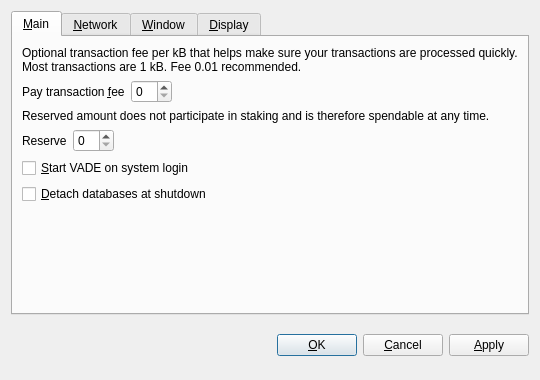
vashshawn/CorgicoinV2, file src/qt/forms/optionsdialog.ui: the form before one commit.
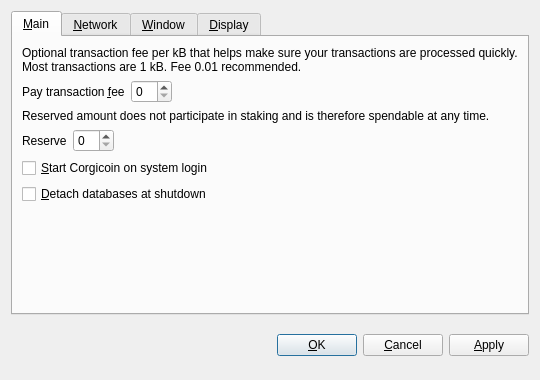
The form after the commit. The open tabs and pages were chosen to show the change. Custom widgets are drawn as their Qt base class.

```diff
--- a/src/qt/forms/optionsdialog.ui
+++ b/src/qt/forms/optionsdialog.ui
@@ -128,7 +128,7 @@
           <string>Automatically start VADE after logging in to the system.</string>
          </property>
          <property name="text">
-          <string>&amp;Start VADE on system login</string>
+          <string>&amp;Start Corgicoin on system login</string>
          </property>
         </widget>
        </item>
```
Left out of the diff: 10 changed lines with no effect on the pictures.
